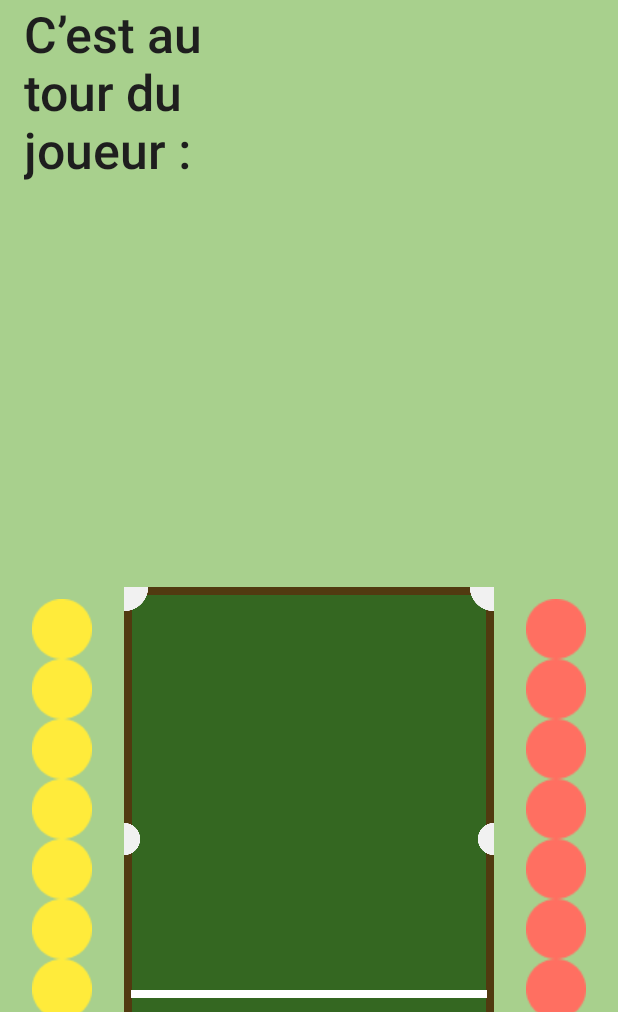
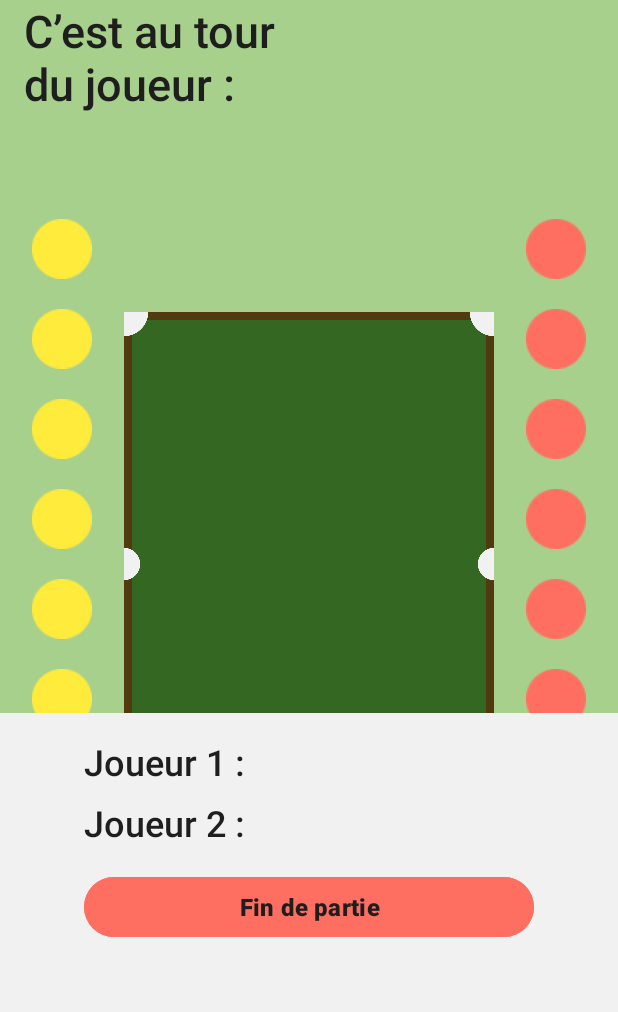
Before and after one commit to bts-lasalle-avignon-projets/plug-in-pool-2025, an Android app: the ActivitePartie screen opened directly, with no data from a screen before it, on a phone screen of 412 x 824 dp, the part 224-1236 px from its top. Run offline under Robolectric (Android 15) with nearby library versions, the light colour scheme and no system bars.

Commit message:
Modifier xml

```diff
--- a/plug-in-pool-mobile/app/src/main/res/layout/activity_activite_partie.xml
+++ b/plug-in-pool-mobile/app/src/main/res/layout/activity_activite_partie.xml
@@ -3,13 +3,13 @@
     xmlns:app="http://schemas.android.com/apk/res-auto"
     xmlns:tools="http://schemas.android.com/tools"
     android:id="@+id/main"
+    android:background="#A8D08D"
     android:layout_width="match_parent"
     android:layout_height="match_parent"
     tools:context=".ActivitePartie">
 
     <androidx.constraintlayout.widget.ConstraintLayout
         android:id="@+id/entete"
-        android:background="#A8D08D"
         android:layout_width="match_parent"
         android:layout_height="wrap_content"
         app:layout_constraintTop_toTopOf="parent"
@@ -17,7 +17,7 @@
         app:layout_constraintEnd_toEndOf="parent">
 
         <TextView
-            android:id="@+id/textView2"
+            android:id="@+id/nomDuProjet"
             android:layout_width="0dp"
             android:layout_height="wrap_content"
             android:fontFamily="sans-serif-medium"
@@ -33,7 +33,7 @@
             android:paddingEnd="16dp"/>
 
         <ImageView
-            android:id="@+id/imageView"
+            android:id="@+id/logoCampusLaSalle"
             android:layout_width="270dp"
             android:layout_height="149dp"
             android:contentDescription="@string/logoCampus"
@@ -46,8 +46,7 @@
 
     </androidx.constraintlayout.widget.ConstraintLayout>
     <androidx.constraintlayout.widget.ConstraintLayout
-        android:id="@+id/informationsDeLaPartie"
-        android:background="#A8D08D"
+        android:id="@+id/joueurEnCours"
         android:layout_width="match_parent"
         android:layout_height="wrap_content"
         app:layout_constraintTop_toBottomOf="@id/entete"
@@ -61,7 +60,7 @@
             android:fontFamily="sans-serif-medium"
             android:gravity="center_vertical"
             android:text="C’est au tour du joueur :"
-            android:textSize="33sp"
+            android:textSize="30sp"
             android:textColor="@color/noir"
             android:contentDescription="affichage du joueur en cours"
             app:layout_constraintBottom_toBottomOf="parent"
@@ -69,7 +68,8 @@
             app:layout_constraintStart_toStartOf="parent"
             app:layout_constraintTop_toTopOf="parent"
             android:paddingStart="16dp"
-            android:paddingEnd="16dp"/>
+            android:paddingEnd="16dp"
+            tools:ignore="HardcodedText" />
         <TextView
             android:id="@+id/nomDuJoueur"
             android:layout_width="0dp"
@@ -85,26 +85,26 @@
             app:layout_constraintStart_toEndOf="@id/textePourNomJoueur"
             app:layout_constraintTop_toTopOf="parent"
             android:paddingStart="16dp"
-            android:paddingEnd="16dp"/>
+            android:paddingEnd="16dp"
+            tools:ignore="HardcodedText" />
 
     </androidx.constraintlayout.widget.ConstraintLayout>
 
     <androidx.constraintlayout.widget.ConstraintLayout
         android:id="@+id/tableBillard"
-        android:background="#A8D08D"
         android:layout_width="match_parent"
         android:layout_height="wrap_content"
-        app:layout_constraintTop_toBottomOf="@id/informationsDeLaPartie"
+        app:layout_constraintTop_toBottomOf="@id/joueurEnCours"
         app:layout_constraintStart_toStartOf="parent"
-        app:layout_constraintEnd_toEndOf="parent"
-        android:paddingTop="50dp">
+        app:layout_constraintEnd_toEndOf="parent">
 
         <androidx.constraintlayout.widget.ConstraintLayout
             android:id="@+id/contenuTable"
             android:layout_width="0dp"
-            android:layout_height="wrap_content"
+            android:layout_height="match_parent"
+            app:layout_constraintBottom_toBottomOf="parent"
+            app:layout_constraintEnd_toEndOf="parent"
             app:layout_constraintStart_toStartOf="parent"
-            app:layout_constraintEnd_toEndOf="parent"
             app:layout_constraintTop_toTopOf="parent">
 
             <LinearLayout
@@ -112,10 +112,10 @@
                 android:layout_width="0dp"
                 android:layout_height="wrap_content"
                 android:orientation="vertical"
+                app:layout_constraintBottom_toBottomOf="parent"
+                app:layout_constraintEnd_toStartOf="@id/imageTableBillard"
+                app:layout_constraintStart_toStartOf="parent"
                 app:layout_constraintTop_toTopOf="parent"
-                app:layout_constraintBottom_toBottomOf="parent"
-                app:layout_constraintStart_toStartOf="parent"
-                app:layout_constraintEnd_toStartOf="@id/imageView3"
                 app:layout_constraintWidth_percent="0.2">
 
                 <ImageView
@@ -123,73 +123,105 @@
                     android:layout_width="match_parent"
                     android:layout_height="wrap_content"
                     android:contentDescription="bille jaune numéro 1"
-                    app:srcCompat="@drawable/bille_jaune"/>
+                    android:paddingTop="10dp"
+                    android:paddingBottom="10dp"
+                    app:srcCompat="@drawable/bille_jaune"
+                    tools:ignore="HardcodedText,ImageContrastCheck" />
+
                 <ImageView
                     android:id="@+id/billeJaune2"
                     android:layout_width="match_parent"
                     android:layout_height="wrap_content"
                     android:contentDescription="bille jaune numéro 2"
-                    app:srcCompat="@drawable/bille_jaune"/>
+                    android:paddingTop="10dp"
+                    android:paddingBottom="10dp"
+                    app:srcCompat="@drawable/bille_jaune"
+                    tools:ignore="HardcodedText,ImageContrastCheck" />
+
                 <ImageView
                     android:id="@+id/billeJaune3"
                     android:layout_width="match_parent"
                     android:layout_height="wrap_content"
                     android:contentDescription="bille jaune numéro 3"
-                    app:srcCompat="@drawable/bille_jaune"/>
+                    android:paddingTop="10dp"
+                    android:paddingBottom="10dp"
+                    app:srcCompat="@drawable/bille_jaune"
+                    tools:ignore="HardcodedText,ImageContrastCheck" />
+
                 <ImageView
                     android:id="@+id/billeJaune4"
                     android:layout_width="match_parent"
                     android:layout_height="wrap_content"
                     android:contentDescription="bille jaune numéro 4"
-                    app:srcCompat="@drawable/bille_jaune"/>
+                    android:paddingTop="10dp"
+                    android:paddingBottom="10dp"
+                    app:srcCompat="@drawable/bille_jaune"
+                    tools:ignore="HardcodedText,ImageContrastCheck" />
+
                 <ImageView
                     android:id="@+id/billeJaune5"
                     android:layout_width="match_parent"
                     android:layout_height="wrap_content"
                     android:contentDescription="bille jaune numéro 5"
-                    app:srcCompat="@drawable/bille_jaune"/>
+                    android:paddingTop="10dp"
+                    android:paddingBottom="10dp"
+                    app:srcCompat="@drawable/bille_jaune"
+                    tools:ignore="HardcodedText,ImageContrastCheck" />
+
                 <ImageView
                     android:id="@+id/billeJaune6"
                     android:layout_width="match_parent"
                     android:layout_height="wrap_content"
                     android:contentDescription="bille jaune numéro 6"
-                    app:srcCompat="@drawable/bille_jaune"/>
+                    android:paddingTop="10dp"
+                    android:paddingBottom="10dp"
+                    app:srcCompat="@drawable/bille_jaune"
+                    tools:ignore="HardcodedText,ImageContrastCheck" />
+
                 <ImageView
                     android:id="@+id/billeJaune7"
                     android:layout_width="match_parent"
                     android:layout_height="wrap_content"
                     android:contentDescription="bille jaune numéro 7"
-                    app:srcCompat="@drawable/bille_jaune"/>
+                    android:paddingTop="10dp"
+                    android:paddingBottom="10dp"
+                    app:srcCompat="@drawable/bille_jaune"
+                    tools:ignore="HardcodedText,ImageContrastCheck" />
+
                 <ImageView
                     android:id="@+id/billeBlanche"
                     android:layout_width="match_parent"
                     android:layout_height="wrap_content"
                     android:contentDescription="bille blanche"
-                    app:srcCompat="@drawable/bille_blanche"/>
+                    android:paddingTop="10dp"
+                    android:paddingBottom="10dp"
+                    app:srcCompat="@drawable/bille_blanche"
+                    tools:ignore="HardcodedText" />
 
             </LinearLayout>
 
+
             <ImageView
-                android:id="@+id/imageView3"
+                android:id="@+id/imageTableBillard"
                 android:layout_width="0dp"
-                android:layout_height="800dp"
+                android:layout_height="600dp"
+                app:layout_constraintBottom_toBottomOf="parent"
+                app:layout_constraintEnd_toStartOf="@id/colonneDroite"
+                app:layout_constraintStart_toEndOf="@id/colonneGauche"
+                app:layout_constraintTop_toTopOf="parent"
+                app:layout_constraintVertical_bias="1.0"
                 app:srcCompat="@drawable/table_billard"
-                app:layout_constraintStart_toEndOf="@id/colonneGauche"
-                app:layout_constraintEnd_toStartOf="@id/colonneDroite"
-                app:layout_constraintTop_toTopOf="parent"
-                app:layout_constraintBottom_toBottomOf="parent"
-                app:layout_constraintWidth_percent="0.6" />
-
+                tools:ignore="ContentDescription" />
 
             <LinearLayout
                 android:id="@+id/colonneDroite"
                 android:layout_width="0dp"
                 android:layout_height="wrap_content"
                 android:orientation="vertical"
+                app:layout_constraintBottom_toBottomOf="parent"
+                app:layout_constraintEnd_toEndOf="parent"
+                app:layout_constraintStart_toEndOf="@id/imageTableBillard"
                 app:layout_constraintTop_toTopOf="parent"
-                app:layout_constraintBottom_toBottomOf="parent"
-                app:layout_constraintStart_toEndOf="@id/imageView3"
-                app:layout_constraintEnd_toEndOf="parent"
                 app:layout_constraintWidth_percent="0.2">
 
                 <ImageView
@@ -197,49 +229,80 @@
                     android:layout_width="match_parent"
                     android:layout_height="wrap_content"
                     android:contentDescription="bille rouge numéro 1"
-                    app:srcCompat="@drawable/bille_rouge"/>
+                    android:paddingTop="10dp"
+                    android:paddingBottom="10dp"
+                    app:srcCompat="@drawable/bille_rouge"
+                    tools:ignore="HardcodedText,ImageContrastCheck" />
+
                 <ImageView
                     android:id="@+id/billeRouge2"
                     android:layout_width="match_parent"
                     android:layout_height="wrap_content"
                     android:contentDescription="bille rouge numéro 2"
-                    app:srcCompat="@drawable/bille_rouge"/>
+                    android:paddingTop="10dp"
+                    android:paddingBottom="10dp"
+                    app:srcCompat="@drawable/bille_rouge"
+                    tools:ignore="HardcodedText,ImageContrastCheck" />
+
                 <ImageView
                     android:id="@+id/billeRouge3"
                     android:layout_width="match_parent"
                     android:layout_height="wrap_content"
                     android:contentDescription="bille rouge numéro 3"
-                    app:srcCompat="@drawable/bille_rouge"/>
+                    android:paddingTop="10dp"
+                    android:paddingBottom="10dp"
+                    app:srcCompat="@drawable/bille_rouge"
+                    tools:ignore="HardcodedText,ImageContrastCheck" />
+
                 <ImageView
                     android:id="@+id/billeRouge4"
                     android:layout_width="match_parent"
                     android:layout_height="wrap_content"
                     android:contentDescription="bille rouge numéro 4"
-                    app:srcCompat="@drawable/bille_rouge"/>
+                    android:paddingTop="10dp"
+                    android:paddingBottom="10dp"
+                    app:srcCompat="@drawable/bille_rouge"
+                    tools:ignore="HardcodedText,ImageContrastCheck" />
+
                 <ImageView
                     android:id="@+id/billeRouge5"
                     android:layout_width="match_parent"
                     android:layout_height="wrap_content"
                     android:contentDescription="bille rouge numéro 5"
-                    app:srcCompat="@drawable/bille_rouge"/>
+                    android:paddingTop="10dp"
+                    android:paddingBottom="10dp"
+                    app:srcCompat="@drawable/bille_rouge"
+                    tools:ignore="HardcodedText,ImageContrastCheck" />
+
                 <ImageView
                     android:id="@+id/billeRouge6"
                     android:layout_width="match_parent"
                     android:layout_height="wrap_content"
                     android:contentDescription="bille rouge numéro 6"
-                    app:srcCompat="@drawable/bille_rouge"/>
+                    android:paddingTop="10dp"
+                    android:paddingBottom="10dp"
+                    app:srcCompat="@drawable/bille_rouge"
+                    tools:ignore="HardcodedText,ImageContrastCheck" />
+
                 <ImageView
                     android:id="@+id/billeRouge7"
                     android:layout_width="match_parent"
                     android:layout_height="wrap_content"
                     android:contentDescription="bille rouge numéro 7"
-                    app:srcCompat="@drawable/bille_rouge"/>
+                    android:paddingTop="10dp"
+                    android:paddingBottom="10dp"
+                    app:srcCompat="@drawable/bille_rouge"
+                    tools:ignore="HardcodedText,ImageContrastCheck" />
+
                 <ImageView
                     android:id="@+id/billeNoire"
                     android:layout_width="match_parent"
                     android:layout_height="wrap_content"
                     android:contentDescription="bille noire"
-                    app:srcCompat="@drawable/bille_noire"/>
+                    android:paddingTop="10dp"
+                    android:paddingBottom="10dp"
+                    app:srcCompat="@drawable/bille_noire"
+                    tools:ignore="HardcodedText" />
 
             </LinearLayout>
 
@@ -251,20 +314,20 @@
         android:id="@+id/pied"
         android:layout_width="match_parent"
         android:layout_height="wrap_content"
-        app:layout_constraintTop_toBottomOf="@id/tableBillard"
-        app:layout_constraintStart_toStartOf="parent"
-        app:layout_constraintEnd_toEndOf="parent">
+        android:background="@color/blanc"
+        app:layout_constraintBottom_toBottomOf="parent"
+        app:layout_constraintEnd_toEndOf="parent"
+        app:layout_constraintStart_toStartOf="parent">
 
         <LinearLayout
-            android:layout_width="match_parent"
+            android:layout_width="wrap_content"
             android:layout_height="wrap_content"
+            android:gravity="bottom"
             android:orientation="vertical"
-            android:gravity="center_horizontal"
             android:padding="16dp"
-            app:layout_constraintTop_toTopOf="parent"
             app:layout_constraintBottom_toBottomOf="parent"
-            app:layout_constraintStart_toStartOf="parent"
-            app:layout_constraintEnd_toEndOf="parent">
+            app:layout_constraintEnd_toEndOf="parent"
+            app:layout_constraintStart_toStartOf="parent">
 
             <LinearLayout
                 android:layout_width="match_parent"
@@ -279,8 +342,9 @@
                     android:fontFamily="sans-serif-medium"
                     android:gravity="start|center_vertical"
                     android:text="Joueur 1 :"
+                    android:textColor="@color/noir"
                     android:textSize="24sp"
-                android:textColor="@color/noir" />
+                    tools:ignore="HardcodedText" />
 
                 <TextView
                     android:id="@+id/nbPointsDuJoueur1"
@@ -289,15 +353,15 @@
                     android:fontFamily="sans-serif-medium"
                     android:gravity="end|center_vertical"
                     android:text=""
-                android:textSize="24sp"
-                android:textColor="@color/noir" />
+                    android:textColor="@color/noir"
+                    android:textSize="24sp" />
             </LinearLayout>
 
             <LinearLayout
                 android:layout_width="match_parent"
                 android:layout_height="wrap_content"
-            android:orientation="horizontal"
-            android:layout_marginTop="8dp">
+                android:layout_marginTop="8dp"
+                android:orientation="horizontal">
 
                 <TextView
                     android:id="@+id/textePourNbPointsJoueur2"
@@ -307,8 +371,9 @@
                     android:fontFamily="sans-serif-medium"
                     android:gravity="start|center_vertical"
                     android:text="Joueur 2 :"
+                    android:textColor="@color/noir"
                     android:textSize="24sp"
-                android:textColor="@color/noir" />
+                    tools:ignore="HardcodedText" />
 
                 <TextView
                     android:id="@+id/nbPointsDuJoueur2"
@@ -317,24 +382,26 @@
                     android:fontFamily="sans-serif-medium"
                     android:gravity="end|center_vertical"
                     android:text=""
-                android:textSize="24sp"
-                android:textColor="@color/noir" />
+                    android:textColor="@color/noir"
+                    android:textSize="24sp" />
             </LinearLayout>
 
             <Button
                 android:id="@+id/boutonLancerMatch"
                 android:layout_width="wrap_content"
                 android:layout_height="wrap_content"
-            android:minWidth="300dp"
-            android:maxWidth="320dp"
+                android:layout_marginTop="16dp"
+                android:layout_marginBottom="30dp"
                 android:backgroundTint="@color/rouge"
                 android:fontFamily="sans-serif-medium"
+                android:maxWidth="320dp"
+                android:minWidth="300dp"
                 android:text="@string/boutonFinDePartie"
                 android:textColor="@color/noir"
                 android:textSize="16sp"
-            android:textStyle="bold"
-            android:layout_marginTop="16dp"/>
+                android:textStyle="bold" />
 
         </LinearLayout>
     </androidx.constraintlayout.widget.ConstraintLayout>
+
 </androidx.constraintlayout.widget.ConstraintLayout>
```
Lines whose indentation alone changed are shown as unchanged.
